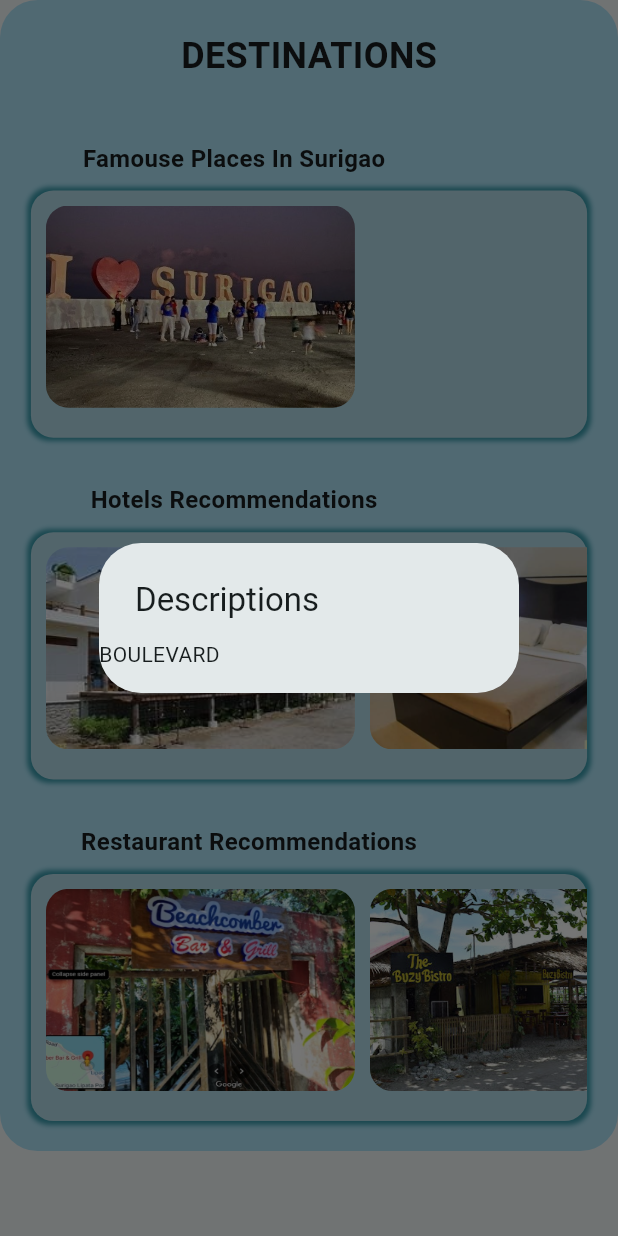
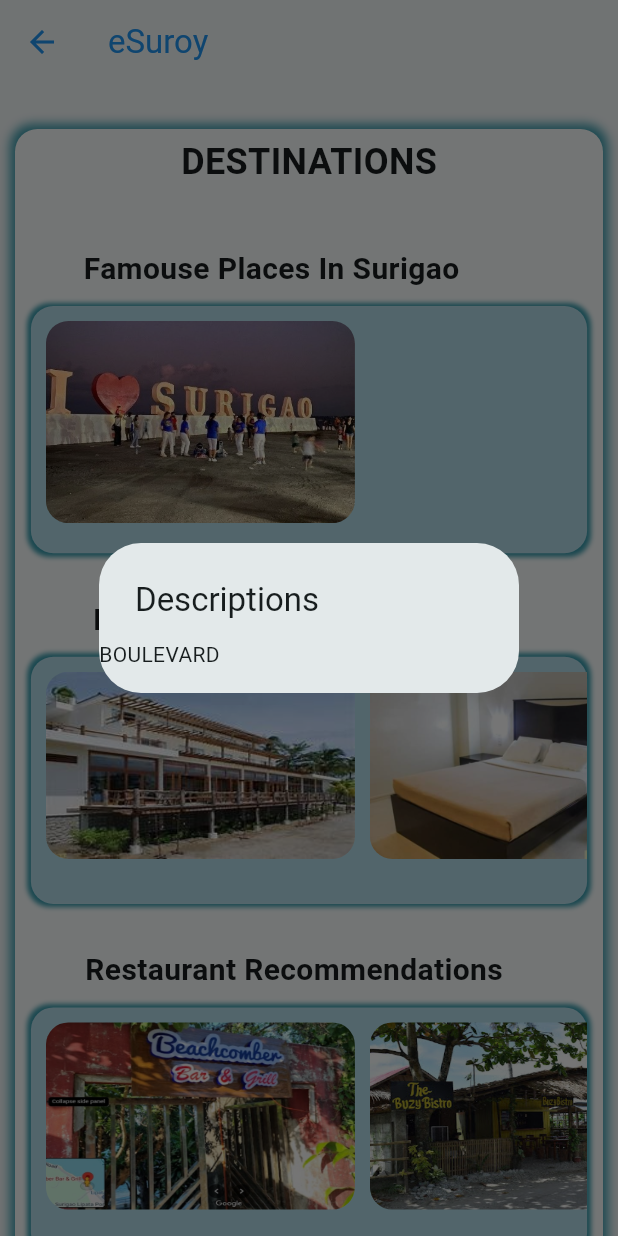
Before and after one commit to JLea05/eSuroy, a Flutter app: the DestinationsView screen opened by its route, after a tap on the "image" icon, on a phone screen of 412 x 824 dp. Run offline on Flutter 3.47's test engine with Material 3 defaults, Android fonts, the phone set to English and light mode, and no system bars; our stand-ins replace sqflite; missing offline and left inert: dart:ffi, map_launcher; accounts and stored records are empty; Roboto replaces fonts that are missing (Arial, Calibre).

Commit message:
change in UI design

```diff
--- a/lib/view/dealsview.dart
+++ b/lib/view/dealsview.dart
@@ -67,6 +67,10 @@
     );
 
     return Scaffold(
+      appBar: AppBar(
+        title: const Text('eSuroy'),
+        foregroundColor: Colors.blue,
+      ),
       body: ListView(
         children: [
           Container(
--- a/lib/view/destinationsview.dart
+++ b/lib/view/destinationsview.dart
@@ -82,7 +82,7 @@
     ret.split(',').forEach((fileName) {
       list.add(Container(
         width: scrWidth * 0.50,
-        margin: const EdgeInsets.fromLTRB(10, 0, 0, 10),
+        margin: const EdgeInsets.fromLTRB(10, 0, 0, 20),
         decoration: BoxDecoration(
           borderRadius: const BorderRadius.all(Radius.circular(15)),
           image: DecorationImage(
@@ -137,16 +137,29 @@
 
   @override
   Widget build(BuildContext context) {
+    double scrWidth = MediaQuery.of(context).size.width;
+    double scrHeight = MediaQuery.of(context).size.height;
     return Scaffold(
-      body: Container(
-        child: ListView(
+      appBar: AppBar(
+        title: const Text('eSuroy'),
+        foregroundColor: Colors.blue,
+      ),
+      body: ListView(
         children: [
           Container(
+            padding: const EdgeInsets.only(top: 5, left: 10, right: 10),
+            margin: const EdgeInsets.fromLTRB(10, 30, 10, 10),
             decoration: const BoxDecoration(
-                color: Color.fromARGB(75, 5, 177, 245),
-                borderRadius: BorderRadius.all(Radius.circular(25)),
+              color: Color.fromARGB(255, 251, 255, 255),
+              borderRadius: BorderRadius.all(Radius.circular(15)),
+              boxShadow: [
+                BoxShadow(
+                  color: Color.fromARGB(255, 57, 156, 173),
+                  spreadRadius: 3,
+                  blurRadius: 5,
                 ),
-              padding: const EdgeInsets.only(top: 20, bottom: 10),
+              ],
+            ),
             child: Column(
               children: [
                 const Text(
@@ -158,13 +171,13 @@
                   ),
                 ),
                 const Padding(
-                    padding: EdgeInsets.only(right: 100, top: 40),
+                  padding: EdgeInsets.only(right: 50, top: 40),
                   child: Text(
                     'Famouse Places In Surigao',
                     textAlign: TextAlign.left,
                     style: TextStyle(
                       fontFamily: 'Arial',
-                        fontSize: 16,
+                      fontSize: 20,
                       fontWeight: FontWeight.bold,
                     ),
                   ),
@@ -175,18 +188,17 @@
                       if (snapshot.connectionState == ConnectionState.done) {
                         return snapshot.requireData;
                       } else {
-                          return const Center(
-                              child: CircularProgressIndicator());
+                        return const Center(child: CircularProgressIndicator());
                       }
                     })),
                 const Padding(
-                    padding: EdgeInsets.only(right: 100, top: 20),
+                  padding: EdgeInsets.only(right: 50, top: 20),
                   child: Text(
                     'Hotels Recommendations',
                     textAlign: TextAlign.left,
                     style: TextStyle(
                       fontFamily: 'Arial',
-                        fontSize: 16,
+                      fontSize: 20,
                       fontWeight: FontWeight.bold,
                     ),
                   ),
@@ -197,18 +209,17 @@
                       if (snapshot.connectionState == ConnectionState.done) {
                         return snapshot.requireData;
                       } else {
-                          return const Center(
-                              child: CircularProgressIndicator());
+                        return const Center(child: CircularProgressIndicator());
                       }
                     })),
                 const Padding(
-                    padding: EdgeInsets.only(right: 80, top: 20),
+                  padding: EdgeInsets.only(right: 20, top: 20),
                   child: Text(
                     'Restaurant Recommendations',
                     textAlign: TextAlign.left,
                     style: TextStyle(
                       fontFamily: 'Arial',
-                        fontSize: 16,
+                      fontSize: 20,
                       fontWeight: FontWeight.bold,
                     ),
                   ),
@@ -219,8 +230,7 @@
                       if (snapshot.connectionState == ConnectionState.done) {
                         return snapshot.requireData;
                       } else {
-                          return const Center(
-                              child: CircularProgressIndicator());
+                        return const Center(child: CircularProgressIndicator());
                       }
                     })),
               ],
@@ -228,7 +238,6 @@
           )
         ],
       ),
-      ),
     );
   }
 }
```
Also changed, not shown: lib/view/aboutusview.dart (+14 -1 lines), lib/view/mainview.dart (+190 -75 lines). Lines whose indentation alone changed are shown as unchanged.
